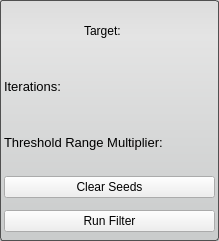
Above: src/Interface/ToolInterface/ConfidenceConnectedFilterInterface.ui from SCIInstitute/Seg3D before the change. Below: the same form after it.
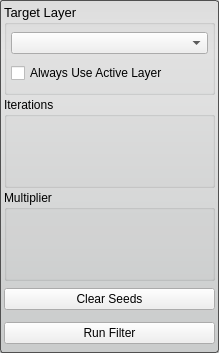
That is the form after the change.

Commit message: Implemented confidence connected filter.

Patch:
```diff
--- a/src/Interface/ToolInterface/ConfidenceConnectedFilterInterface.ui
+++ b/src/Interface/ToolInterface/ConfidenceConnectedFilterInterface.ui
@@ -7,7 +7,7 @@
     <x>0</x>
     <y>0</y>
     <width>219</width>
-    <height>241</height>
+    <height>353</height>
    </rect>
   </property>
   <property name="sizePolicy">
@@ -46,72 +46,65 @@
     <number>4</number>
    </property>
    <item>
-    <layout class="QHBoxLayout" name="activeHLayout" stretch="1">
-     <property name="spacing">
-      <number>4</number>
-     </property>
-     <item>
-      <widget class="QLabel" name="activeLabel">
-       <property name="sizePolicy">
-        <sizepolicy hsizetype="Fixed" vsizetype="Preferred">
-         <horstretch>0</horstretch>
-         <verstretch>0</verstretch>
-        </sizepolicy>
-       </property>
-       <property name="minimumSize">
-        <size>
-         <width>50</width>
-         <height>0</height>
-        </size>
-       </property>
-       <property name="text">
-        <string>Target:</string>
-       </property>
-      </widget>
-     </item>
-    </layout>
-   </item>
-   <item>
-    <layout class="QHBoxLayout" name="iterationsHLayout_top">
-     <item>
-      <widget class="QLabel" name="iterationsLabel">
+    <widget class="QGroupBox" name="target_groupbox_">
        <property name="font">
         <font>
          <pointsize>10</pointsize>
         </font>
        </property>
+     <property name="title">
+      <string>Target Layer</string>
+     </property>
+     <layout class="QVBoxLayout" name="verticalLayout_4">
+      <property name="margin">
+       <number>4</number>
+      </property>
+      <item>
+       <widget class="QComboBox" name="target_layer_"/>
+      </item>
+      <item>
+       <widget class="QCheckBox" name="use_active_layer_">
        <property name="text">
-        <string>Iterations:</string>
+         <string>Always Use Active Layer</string>
        </property>
       </widget>
      </item>
     </layout>
+    </widget>
    </item>
    <item>
-    <layout class="QHBoxLayout" name="iterationsHLayout_bottom">
+    <widget class="QGroupBox" name="groupBox">
+     <property name="title">
+      <string>Iterations</string>
+     </property>
+     <layout class="QVBoxLayout" name="verticalLayout_2">
+      <property name="margin">
+       <number>4</number>
+      </property>
+      <item>
+       <layout class="QHBoxLayout" name="iterations_layout_">
      <property name="spacing">
       <number>0</number>
      </property>
     </layout>
    </item>
+     </layout>
+    </widget>
+   </item>
    <item>
-    <layout class="QHBoxLayout" name="multiplierHLayout_top">
-     <item>
-      <widget class="QLabel" name="multiplierLabel">
-       <property name="font">
-        <font>
-         <pointsize>10</pointsize>
-        </font>
-       </property>
-       <property name="text">
-        <string>Threshold Range Multiplier:</string>
-       </property>
-      </widget>
-     </item>
-    </layout>
-   </item>
-   <item>
-    <layout class="QHBoxLayout" name="multiplierHLayout_bottom"/>
+    <widget class="QGroupBox" name="groupBox_2">
+     <property name="title">
+      <string>Multiplier</string>
+     </property>
+     <layout class="QVBoxLayout" name="verticalLayout_3">
+      <property name="margin">
+       <number>4</number>
+      </property>
+      <item>
+       <layout class="QHBoxLayout" name="multiplier_layout_"/>
+      </item>
+     </layout>
+    </widget>
    </item>
    <item>
     <widget class="QWidget" name="widget" native="true">
```
Left out of the diff: 4 changed lines with no effect on the pictures. Lines whose indentation alone changed are shown as unchanged. The commit also changes 9 other files.
